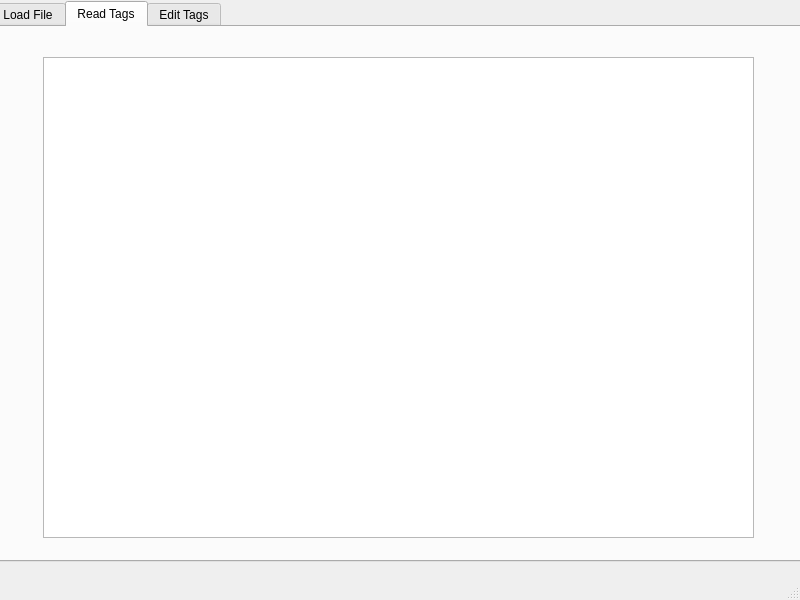
GabrielFalisiewicz/DICOM_data_software, file tools/interface/src/mainwindow.ui: the form before one commit.
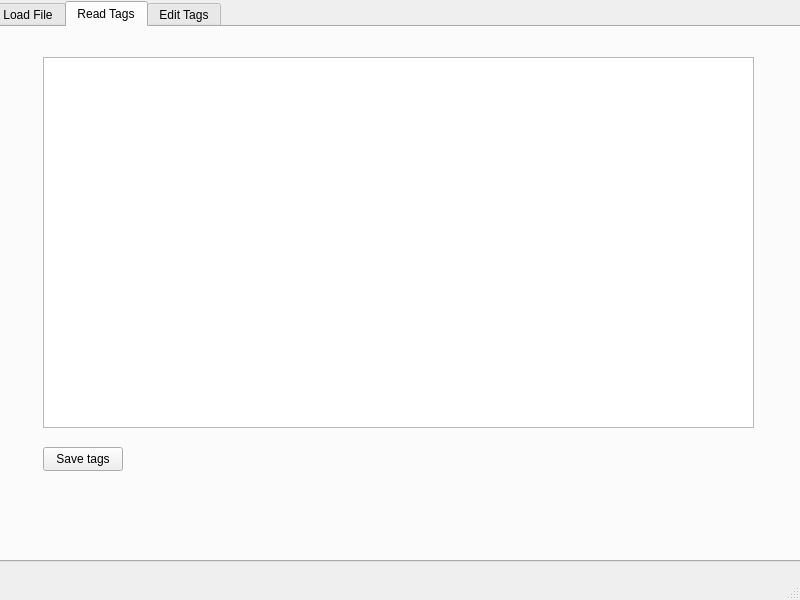
The form after the commit. The open tabs and pages were chosen to show the change.

```diff
--- a/tools/interface/src/mainwindow.ui
+++ b/tools/interface/src/mainwindow.ui
@@ -73,10 +73,23 @@
         <x>50</x>
         <y>30</y>
         <width>711</width>
-        <height>481</height>
+        <height>371</height>
        </rect>
       </property>
      </widget>
+     <widget class="QPushButton" name="pushButton_2">
+      <property name="geometry">
+       <rect>
+        <x>50</x>
+        <y>420</y>
+        <width>80</width>
+        <height>24</height>
+       </rect>
+      </property>
+      <property name="text">
+       <string>Save tags</string>
+      </property>
+     </widget>
     </widget>
     <widget class="QWidget" name="edit">
      <attribute name="title">
```
Left out of the diff: 2 changed lines with no effect on the pictures.
